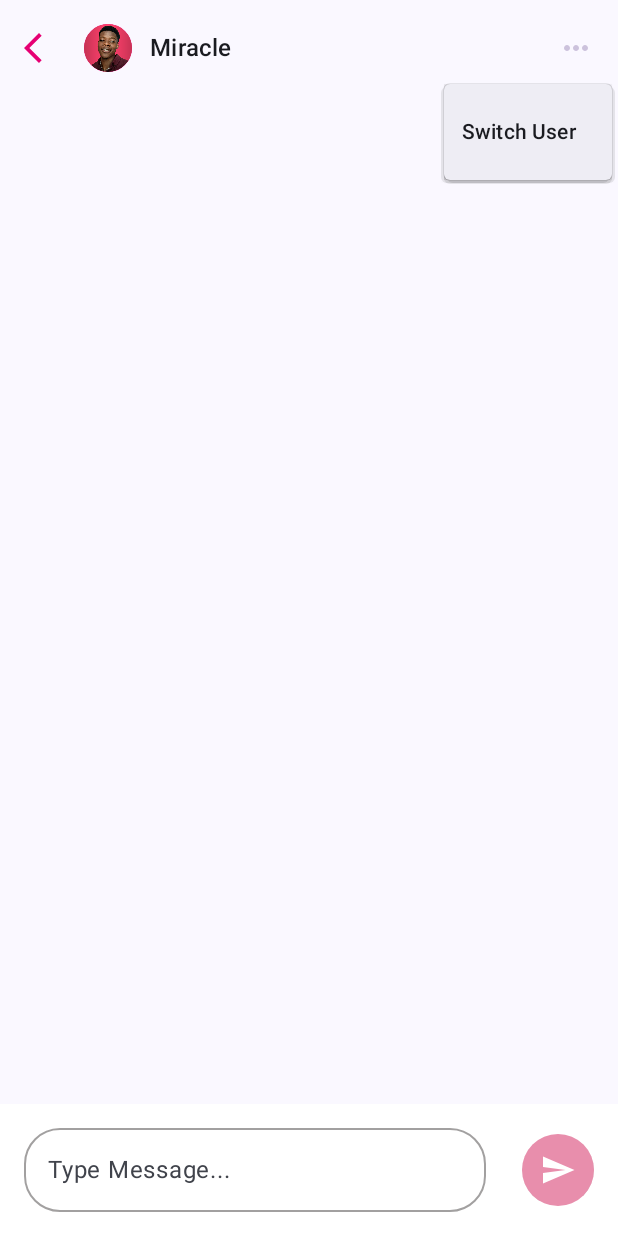
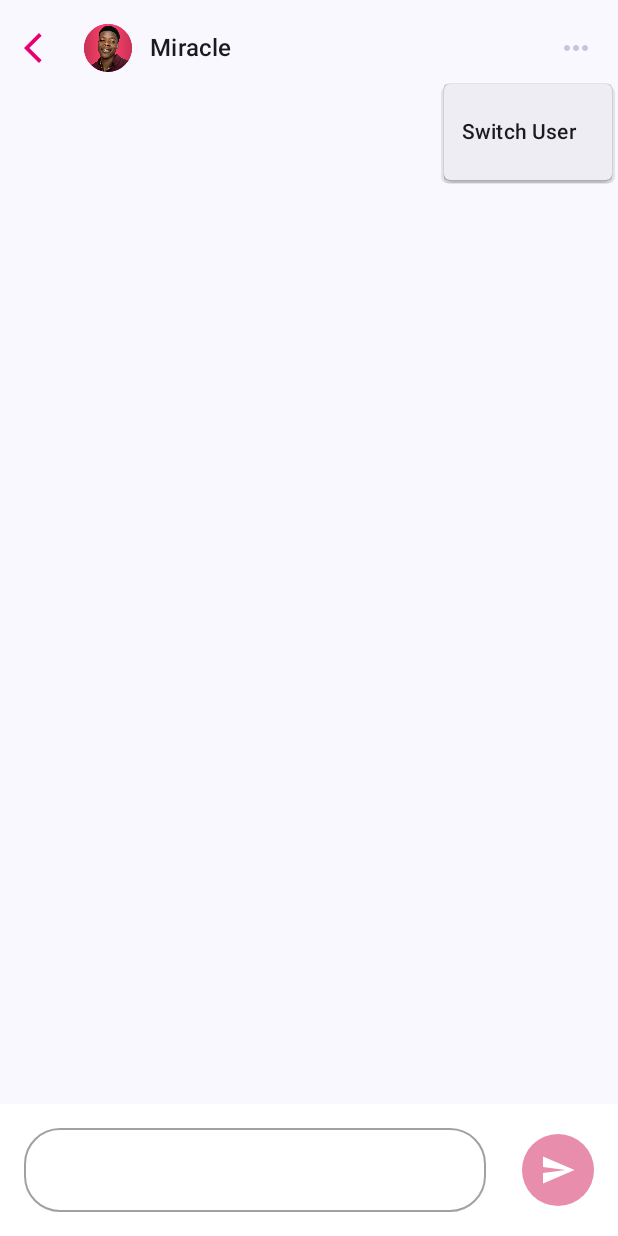
Before and after one commit to Mikkizy/MuzzChat, an Android app built with Jetpack Compose: the screen it shows after launch (MainActivity), after a tap on "More options", on a phone screen of 412 x 824 dp. Run offline under Robolectric (Android 15) with nearby library versions, the phone set to English and light mode, and no system bars; our stand-ins replace Dagger/Hilt's generated code, Room's generated code.

Commit message:
removed placeholder

```diff
--- a/app/src/main/java/com/mcu/muzz/presentation/components/UiComponents.kt
+++ b/app/src/main/java/com/mcu/muzz/presentation/components/UiComponents.kt
@@ -249,7 +249,6 @@ fun MessageInput(
             modifier = Modifier
                 .weight(1f)
                 .imePadding(),
-            placeholder = { Text(stringResource(R.string.type_message)) },
             shape = RoundedCornerShape(24.dp),
             maxLines = 4,
             colors = OutlinedTextFieldDefaults.colors(
--- a/app/src/main/res/values/strings.xml
+++ b/app/src/main/res/values/strings.xml
@@ -28,6 +28,5 @@
     <string name="switch_user">Switch User</string>
     <string name="message_read">Message Read</string>
     <string name="message_sent">Message Sent</string>
-    <string name="type_message">Type Message...</string>
     <string name="message_delivered">Message Delivered</string>
 </resources>
```
